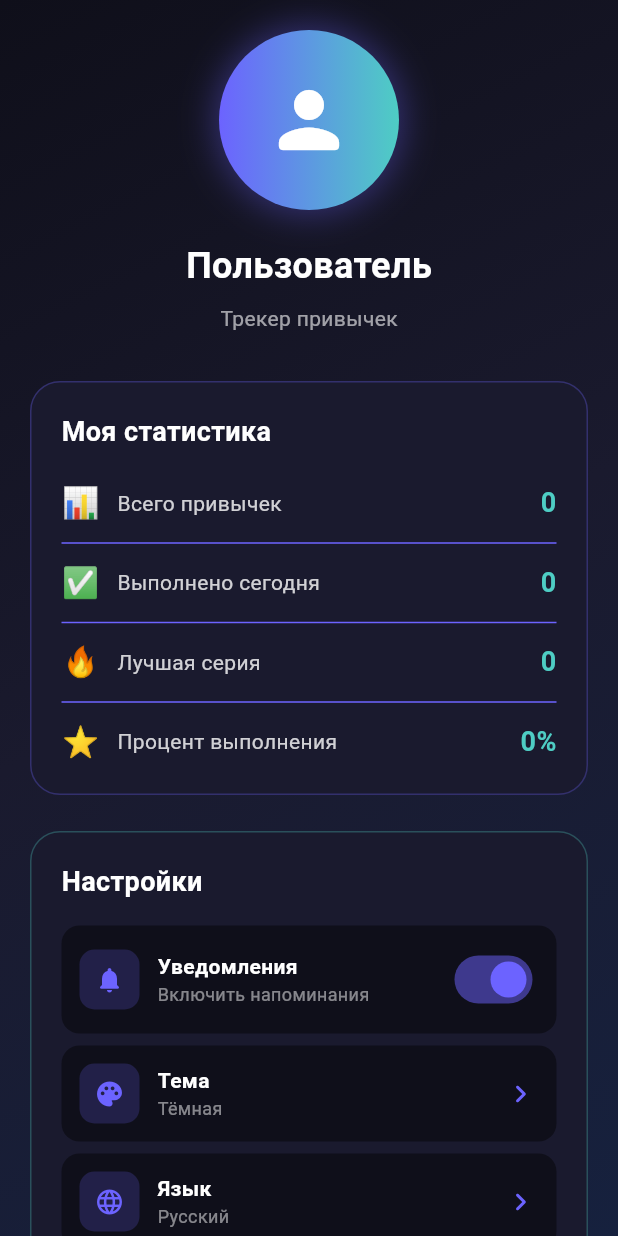
After one commit to acdcrokrulit-hub/habit-tracker, a Flutter app: the screen it shows after launch, after a tap on "Профиль", on a phone screen of 412 x 824 dp. The commit adds this screen. Run offline on Flutter 3.47's test engine with Material 3 defaults, Android fonts, the phone set to English and light mode, and no system bars; our stand-ins replace fl_chart, shared_preferences; Roboto replaces fonts that are missing (Poppins).

Commit message:
Add Profile screen with stats and settings

```diff
--- a/lib/screens/home_screen.dart
+++ b/lib/screens/home_screen.dart
@@ -4,6 +4,7 @@ import '../providers/habit_provider.dart';
 import '../widgets/habit_card.dart';
 import '../screens/add_habit_screen.dart';
 import '../screens/stats_screen.dart';
+import '../screens/profile_screen.dart';
 
 class HomeScreen extends StatefulWidget {
   const HomeScreen({super.key});
@@ -394,7 +395,14 @@ class _HomeScreenState extends State<HomeScreen> with SingleTickerProviderStateM
               ),
             );
           }),
-          _buildNavItem(Icons.person_rounded, 'Профиль', false),
+          _buildNavItem(Icons.person_rounded, 'Профиль', false, () {
+            Navigator.push(
+              context,
+              MaterialPageRoute(
+                builder: (_) => const ProfileScreen(),
+              ),
+            );
+          }),
         ],
       ),
     );
--- /dev/null
+++ b/lib/screens/profile_screen.dart
@@ -0,0 +1,416 @@
+import 'package:flutter/material.dart';
+import 'package:provider/provider.dart';
+import '../providers/habit_provider.dart';
+
+class ProfileScreen extends StatelessWidget {
+  const ProfileScreen({super.key});
+
+  @override
+  Widget build(BuildContext context) {
+    return Scaffold(
+      body: Container(
+        decoration: const BoxDecoration(
+          gradient: LinearGradient(
+            begin: Alignment.topLeft,
+            end: Alignment.bottomRight,
+            colors: [
+              Color(0xFF0F0F1A),
+              Color(0xFF1A1A2E),
+              Color(0xFF16213E),
+            ],
+          ),
+        ),
+        child: SafeArea(
+          child: SingleChildScrollView(
+            padding: const EdgeInsets.all(20),
+            child: Column(
+              children: [
+                _buildHeader(),
+                const SizedBox(height: 32),
+                _buildStatsSection(),
+                const SizedBox(height: 24),
+                _buildSettingsSection(),
+                const SizedBox(height: 24),
+                _buildAboutSection(),
+              ],
+            ),
+          ),
+        ),
+      ),
+    );
+  }
+
+  Widget _buildHeader() {
+    return Column(
+      children: [
+        Container(
+          width: 120,
+          height: 120,
+          decoration: BoxDecoration(
+            gradient: const LinearGradient(
+              colors: [Color(0xFF6C63FF), Color(0xFF4ECDC4)],
+            ),
+            shape: BoxShape.circle,
+            boxShadow: [
+              BoxShadow(
+                color: const Color(0xFF6C63FF).withOpacity(0.4),
+                blurRadius: 20,
+                spreadRadius: 2,
+              ),
+            ],
+          ),
+          child: const Icon(
+            Icons.person_rounded,
+            size: 60,
+            color: Colors.white,
+          ),
+        ),
+        const SizedBox(height: 20),
+        const Text(
+          'Пользователь',
+          style: TextStyle(
+            color: Colors.white,
+            fontSize: 24,
+            fontWeight: FontWeight.bold,
+          ),
+        ),
+        const SizedBox(height: 8),
+        Text(
+          'Трекер привычек',
+          style: TextStyle(
+            color: Colors.white.withOpacity(0.6),
+            fontSize: 14,
+          ),
+        ),
+      ],
+    );
+  }
+
+  Widget _buildStatsSection() {
+    return Consumer<HabitProvider>(
+      builder: (context, provider, _) {
+        return Container(
+          padding: const EdgeInsets.all(20),
+          decoration: BoxDecoration(
+            color: const Color(0xFF1A1A2E),
+            borderRadius: BorderRadius.circular(20),
+            border: Border.all(
+              color: const Color(0xFF6C63FF).withOpacity(0.3),
+            ),
+          ),
+          child: Column(
+            crossAxisAlignment: CrossAxisAlignment.start,
+            children: [
+              const Text(
+                'Моя статистика',
+                style: TextStyle(
+                  color: Colors.white,
+                  fontSize: 18,
+                  fontWeight: FontWeight.bold,
+                ),
+              ),
+              const SizedBox(height: 20),
+              _buildStatRow(
+                '📊',
+                'Всего привычек',
+                '${provider.totalHabits}',
+              ),
+              const Divider(color: Color(0xFF6C63FF), height: 24),
+              _buildStatRow(
+                '✅',
+                'Выполнено сегодня',
+                '${provider.completedToday}',
+              ),
+              const Divider(color: Color(0xFF6C63FF), height: 24),
+              _buildStatRow(
+                '🔥',
+                'Лучшая серия',
+                '${provider.bestStreak}',
+              ),
+              const Divider(color: Color(0xFF6C63FF), height: 24),
+              _buildStatRow(
+                '⭐',
+                'Процент выполнения',
+                '${provider.completionRate}%',
+              ),
+            ],
+          ),
+        );
+      },
+    );
+  }
+
+  Widget _buildStatRow(String emoji, String label, String value) {
+    return Row(
+      mainAxisAlignment: MainAxisAlignment.spaceBetween,
+      children: [
+        Row(
+          children: [
+            Text(emoji, style: const TextStyle(fontSize: 20)),
+            const SizedBox(width: 12),
+            Text(
+              label,
+              style: TextStyle(
+                color: Colors.white.withOpacity(0.8),
+                fontSize: 14,
+              ),
+            ),
+          ],
+        ),
+        Text(
+          value,
+          style: const TextStyle(
+            color: Color(0xFF4ECDC4),
+            fontSize: 18,
+            fontWeight: FontWeight.bold,
+          ),
+        ),
+      ],
+    );
+  }
+
+  Widget _buildSettingsSection() {
+    return Container(
+      padding: const EdgeInsets.all(20),
+      decoration: BoxDecoration(
+        color: const Color(0xFF1A1A2E),
+        borderRadius: BorderRadius.circular(20),
+        border: Border.all(
+          color: const Color(0xFF4ECDC4).withOpacity(0.3),
+        ),
+      ),
+      child: Column(
+        crossAxisAlignment: CrossAxisAlignment.start,
+        children: [
+          const Text(
+            'Настройки',
+            style: TextStyle(
+              color: Colors.white,
+              fontSize: 18,
+              fontWeight: FontWeight.bold,
+            ),
+          ),
+          const SizedBox(height: 16),
+          _buildSettingItem(
+            Icons.notifications_rounded,
+            'Уведомления',
+            'Включить напоминания',
+            true,
+          ),
+          _buildSettingItem(
+            Icons.palette_rounded,
+            'Тема',
+            'Тёмная',
+            false,
+          ),
+          _buildSettingItem(
+            Icons.language_rounded,
+            'Язык',
+            'Русский',
+            false,
+          ),
+        ],
+      ),
+    );
+  }
+
+  Widget _buildSettingItem(
+    IconData icon,
+    String title,
+    String subtitle,
+    bool hasToggle,
+  ) {
+    return Container(
+      padding: const EdgeInsets.all(12),
+      decoration: BoxDecoration(
+        color: const Color(0xFF0F0F1A),
+        borderRadius: BorderRadius.circular(12),
+      ),
+      margin: const EdgeInsets.only(bottom: 8),
+      child: Row(
+        children: [
+          Container(
+            width: 40,
+            height: 40,
+            decoration: BoxDecoration(
+              color: const Color(0xFF6C63FF).withOpacity(0.2),
+              borderRadius: BorderRadius.circular(10),
+            ),
+            child: Icon(
+              icon,
+              color: const Color(0xFF6C63FF),
+              size: 20,
+            ),
+          ),
+          const SizedBox(width: 12),
+          Expanded(
+            child: Column(
+              crossAxisAlignment: CrossAxisAlignment.start,
+              children: [
+                Text(
+                  title,
+                  style: const TextStyle(
+                    color: Colors.white,
+                    fontSize: 14,
+                    fontWeight: FontWeight.w600,
+                  ),
+                ),
+                Text(
+                  subtitle,
+                  style: TextStyle(
+                    color: Colors.white.withOpacity(0.5),
+                    fontSize: 12,
+                  ),
+                ),
+              ],
+            ),
+          ),
+          if (hasToggle)
+            Switch(
+              value: true,
+              onChanged: (value) {},
+              activeColor: const Color(0xFF6C63FF),
+            )
+          else
+            const Icon(
+              Icons.chevron_right_rounded,
+              color: Color(0xFF6C63FF),
+            ),
+        ],
+      ),
+    );
+  }
+
+  Widget _buildAboutSection() {
+    return Container(
+      padding: const EdgeInsets.all(20),
+      decoration: BoxDecoration(
+        color: const Color(0xFF1A1A2E),
+        borderRadius: BorderRadius.circular(20),
+        border: Border.all(
+          color: const Color(0xFFFF6B6B).withOpacity(0.3),
+        ),
+      ),
+      child: Column(
+        crossAxisAlignment: CrossAxisAlignment.start,
+        children: [
+          const Text(
+            'О приложении',
+            style: TextStyle(
+              color: Colors.white,
+              fontSize: 18,
+              fontWeight: FontWeight.bold,
+            ),
+          ),
+          const SizedBox(height: 16),
+          Row(
+            children: [
+              Container(
+                width: 50,
+                height: 50,
+                decoration: BoxDecoration(
+                  gradient: const LinearGradient(
+                    colors: [Color(0xFF6C63FF), Color(0xFF4ECDC4)],
+                  ),
+                  borderRadius: BorderRadius.circular(12),
+                ),
+                child: const Icon(
+                  Icons.favorite_rounded,
+                  color: Colors.white,
+                  size: 26,
+                ),
+              ),
+              const SizedBox(width: 16),
+              Expanded(
+                child: Column(
+                  crossAxisAlignment: CrossAxisAlignment.start,
+                  children: [
+                    const Text(
+                      'Habit Tracker',
+                      style: TextStyle(
+                        color: Colors.white,
+                        fontSize: 16,
+                        fontWeight: FontWeight.bold,
+                      ),
+                    ),
+                    Text(
+                      'Версия 1.0.0',
+                      style: TextStyle(
+                        color: Colors.white.withOpacity(0.5),
+                        fontSize: 12,
+                      ),
+                    ),
+                  ],
+                ),
+              ),
+            ],
+          ),
+          const SizedBox(height: 16),
+          Text(
+            'Приложение для отслеживания и формирования полезных привычек. Следите за прогрессом и достигайте своих целей!',
+            style: TextStyle(
+              color: Colors.white.withOpacity(0.7),
+              fontSize: 14,
+            ),
+          ),
+          const SizedBox(height: 16),
+          Row(
+            mainAxisAlignment: MainAxisAlignment.spaceAround,
+            children: [
+              _buildActionButton(
+                Icons.share_rounded,
+                'Поделиться',
+                () {},
+              ),
+              _buildActionButton(
+                Icons.star_rounded,
+                'Оценить',
+                () {},
+              ),
+              _buildActionButton(
+                Icons.bug_report_rounded,
+                'Отчёт',
+                () {},
+              ),
+            ],
+          ),
+        ],
+      ),
+    );
+  }
+
+  Widget _buildActionButton(IconData icon, String label, VoidCallback onTap) {
+    return InkWell(
+      onTap: onTap,
+      borderRadius: BorderRadius.circular(12),
+      child: Padding(
+        padding: const EdgeInsets.symmetric(horizontal: 16, vertical: 8),
+        child: Column(
+          children: [
+            Container(
+              width: 44,
+              height: 44,
+              decoration: BoxDecoration(
+                color: const Color(0xFF6C63FF).withOpacity(0.2),
+                borderRadius: BorderRadius.circular(12),
+              ),
+              child: Icon(
+                icon,
+                color: const Color(0xFF6C63FF),
+                size: 22,
+              ),
+            ),
+            const SizedBox(height: 8),
+            Text(
+              label,
+              style: TextStyle(
+                color: Colors.white.withOpacity(0.7),
+                fontSize: 12,
+              ),
+            ),
+          ],
+        ),
+      ),
+    );
+  }
+}
```
